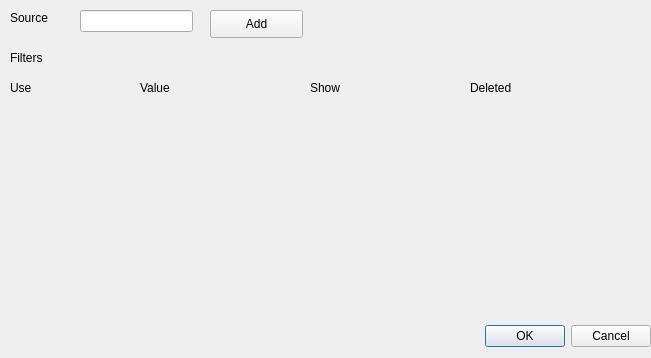
This is crop_editor_dialog_base.ui in alamsal/QGIS-Yield-Editor as Qt 5 draws it before an edit. The edited form follows.
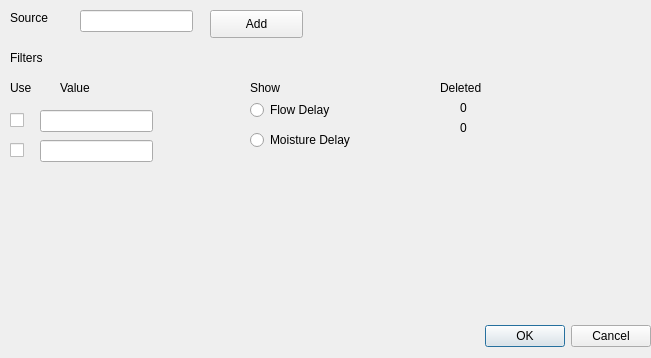
This is the edited form.

Patch:
```diff
--- a/crop_editor_dialog_base.ui
+++ b/crop_editor_dialog_base.ui
@@ -97,7 +97,7 @@
   <widget class="QLabel" name="lblValue">
    <property name="geometry">
     <rect>
-     <x>140</x>
+     <x>60</x>
      <y>80</y>
      <width>55</width>
      <height>16</height>
@@ -110,7 +110,7 @@
   <widget class="QLabel" name="lblShow">
    <property name="geometry">
     <rect>
-     <x>310</x>
+     <x>250</x>
      <y>80</y>
      <width>55</width>
      <height>16</height>
@@ -123,7 +123,7 @@
   <widget class="QLabel" name="lblDeleted">
    <property name="geometry">
     <rect>
-     <x>470</x>
+     <x>440</x>
      <y>80</y>
      <width>55</width>
      <height>16</height>
@@ -133,6 +133,104 @@
     <string>Deleted</string>
    </property>
   </widget>
+  <widget class="QCheckBox" name="chkFlowDelay">
+   <property name="geometry">
+    <rect>
+     <x>10</x>
+     <y>110</y>
+     <width>16</width>
+     <height>20</height>
+    </rect>
+   </property>
+   <property name="text">
+    <string/>
+   </property>
+  </widget>
+  <widget class="QCheckBox" name="chkMoistureDelay">
+   <property name="geometry">
+    <rect>
+     <x>10</x>
+     <y>140</y>
+     <width>16</width>
+     <height>20</height>
+    </rect>
+   </property>
+   <property name="text">
+    <string/>
+   </property>
+  </widget>
+  <widget class="QRadioButton" name="radFlowDelay">
+   <property name="geometry">
+    <rect>
+     <x>250</x>
+     <y>100</y>
+     <width>95</width>
+     <height>20</height>
+    </rect>
+   </property>
+   <property name="text">
+    <string>Flow Delay</string>
+   </property>
+  </widget>
+  <widget class="QRadioButton" name="radMoistureDelay">
+   <property name="geometry">
+    <rect>
+     <x>250</x>
+     <y>130</y>
+     <width>111</width>
+     <height>20</height>
+    </rect>
+   </property>
+   <property name="text">
+    <string>Moisture Delay</string>
+   </property>
+  </widget>
+  <widget class="QLineEdit" name="txtFlowDelay">
+   <property name="geometry">
+    <rect>
+     <x>40</x>
+     <y>110</y>
+     <width>113</width>
+     <height>22</height>
+    </rect>
+   </property>
+  </widget>
+  <widget class="QLineEdit" name="txtMoistureDelay">
+   <property name="geometry">
+    <rect>
+     <x>40</x>
+     <y>140</y>
+     <width>113</width>
+     <height>22</height>
+    </rect>
+   </property>
+  </widget>
+  <widget class="QLabel" name="lblDelFlowDelay">
+   <property name="geometry">
+    <rect>
+     <x>460</x>
+     <y>100</y>
+     <width>55</width>
+     <height>16</height>
+    </rect>
+   </property>
+   <property name="text">
+    <string>0</string>
+   </property>
+  </widget>
+  <widget class="QLabel" name="lblDelMoistureDelay">
+   <property name="geometry">
+    <rect>
+     <x>460</x>
+     <y>120</y>
+     <width>55</width>
+     <height>16</height>
+    </rect>
+   </property>
+   <property name="text">
+    <string>0</string>
+   </property>
+  </widget>
  </widget>
  <resources/>
  <connections>
```
